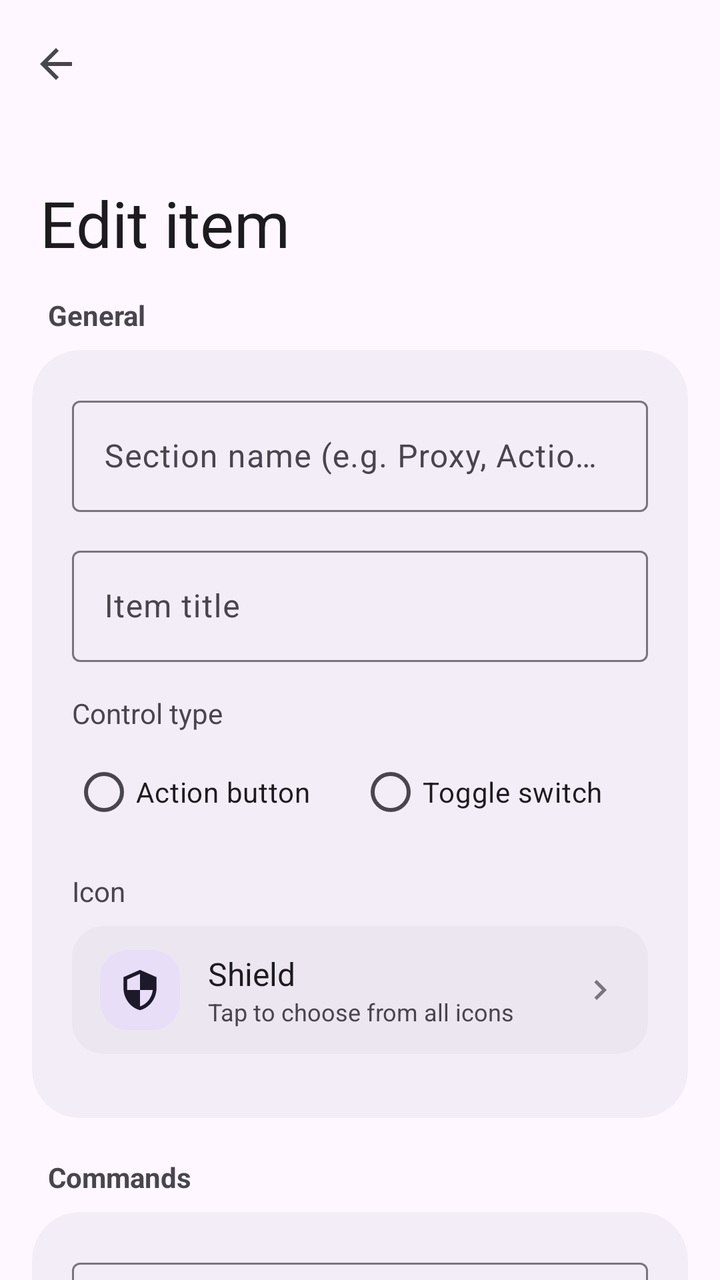
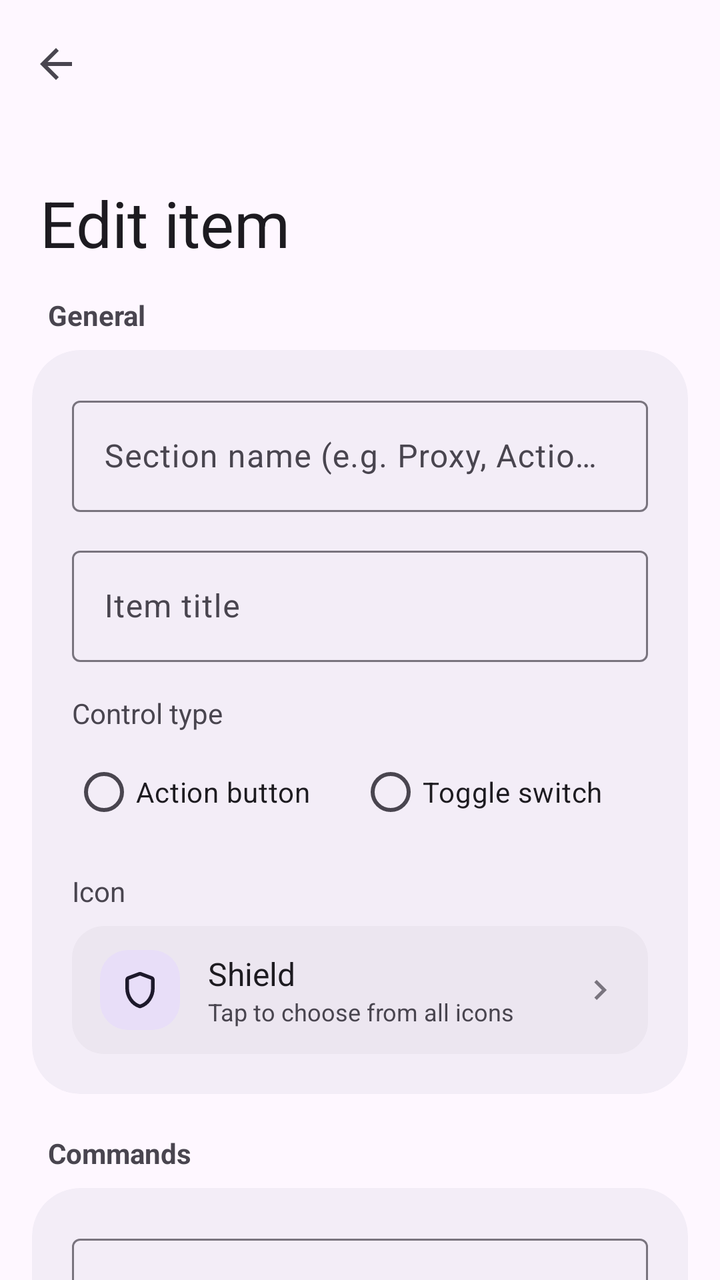

Before-and-after screenshots of an Android layout around one commit, followed by the original layout XML and the change that was made.
<!-- AndroidManifest.xml: activity theme Theme.Xray -->
<!-- res/layout/activity_edit_item.xml -->
<?xml version="1.0" encoding="utf-8"?>
<androidx.coordinatorlayout.widget.CoordinatorLayout
    xmlns:android="http://schemas.android.com/apk/res/android"
    xmlns:app="http://schemas.android.com/apk/res-auto"
    android:id="@+id/root_layout"
    android:layout_width="match_parent"
    android:layout_height="match_parent"
    android:background="?attr/colorSurface">

    
    <com.google.android.material.appbar.AppBarLayout
        android:id="@+id/appbar"
        android:layout_width="match_parent"
        android:layout_height="wrap_content"
        android:background="?attr/colorSurface"
        app:elevation="0dp">

        <com.google.android.material.appbar.CollapsingToolbarLayout
            android:id="@+id/collapsing_toolbar"
            android:layout_width="match_parent"
            android:layout_height="140dp"
            app:layout_scrollFlags="scroll|exitUntilCollapsed|snap"
            app:title="Edit item"
            app:titleCollapseMode="fade"
            app:expandedTitleTextAppearance="?attr/textAppearanceHeadlineLarge"
            app:collapsedTitleTextAppearance="?attr/textAppearanceTitleLarge"
            app:expandedTitleMarginStart="20dp"
            app:expandedTitleMarginBottom="16dp">

            <com.google.android.material.appbar.MaterialToolbar
                android:id="@+id/toolbar"
                android:layout_width="match_parent"
                android:layout_height="?attr/actionBarSize"
                app:navigationIcon="?attr/homeAsUpIndicator"
                app:layout_collapseMode="pin" />

        </com.google.android.material.appbar.CollapsingToolbarLayout>

    </com.google.android.material.appbar.AppBarLayout>

    <androidx.core.widget.NestedScrollView
        android:id="@+id/nested_scroll_view"
        android:layout_width="match_parent"
        android:layout_height="match_parent"
        app:layout_behavior="@string/appbar_scrolling_view_behavior"
        android:clipToPadding="false"
        android:fillViewport="true">

        <LinearLayout
            android:id="@+id/scroll_content"
            android:layout_width="match_parent"
            android:layout_height="wrap_content"
            android:orientation="vertical"
            android:paddingStart="16dp"
            android:paddingEnd="16dp"
            android:paddingTop="8dp"
            android:paddingBottom="40dp">

            
            <TextView
                android:layout_width="wrap_content"
                android:layout_height="wrap_content"
                android:text="General"
                android:paddingStart="8dp"
                android:paddingEnd="8dp"
                android:paddingBottom="8dp"
                android:textSize="14sp"
                android:textStyle="bold"
                android:textColor="?attr/colorOnSurfaceVariant" />

            <com.google.android.material.card.MaterialCardView
                android:layout_width="match_parent"
                android:layout_height="wrap_content"
                app:cardCornerRadius="24dp"
                app:cardElevation="0dp"
                app:strokeWidth="0dp"
                app:cardBackgroundColor="?attr/colorSurfaceContainer"
                android:layout_marginBottom="20dp">

                <LinearLayout
                    android:layout_width="match_parent"
                    android:layout_height="wrap_content"
                    android:orientation="vertical"
                    android:padding="20dp">

                    
                    <com.google.android.material.textfield.TextInputLayout
                        android:id="@+id/layout_section_name"
                        android:layout_width="match_parent"
                        android:layout_height="wrap_content"
                        android:hint="Section name (e.g. Proxy, Actions)"
                        style="@style/Widget.Material3.TextInputLayout.OutlinedBox">

                        <com.google.android.material.textfield.TextInputEditText
                            android:id="@+id/edit_section_name"
                            android:layout_width="match_parent"
                            android:layout_height="wrap_content"
                            android:singleLine="true" />

                    </com.google.android.material.textfield.TextInputLayout>

                    
                    <com.google.android.material.textfield.TextInputLayout
                        android:id="@+id/layout_item_title"
                        android:layout_width="match_parent"
                        android:layout_height="wrap_content"
                        android:layout_marginTop="14dp"
                        android:hint="Item title"
                        style="@style/Widget.Material3.TextInputLayout.OutlinedBox">

                        <com.google.android.material.textfield.TextInputEditText
                            android:id="@+id/edit_item_title"
                            android:layout_width="match_parent"
                            android:layout_height="wrap_content"
                            android:singleLine="true" />

                    </com.google.android.material.textfield.TextInputLayout>

                    
                    <LinearLayout
                        android:id="@+id/layout_control_type_wrapper"
                        android:layout_width="match_parent"
                        android:layout_height="wrap_content"
                        android:layout_marginTop="16dp"
                        android:orientation="vertical">

                        <TextView
                            android:layout_width="wrap_content"
                            android:layout_height="wrap_content"
                            android:text="Control type"
                            android:textSize="14sp"
                            android:textColor="?attr/colorOnSurfaceVariant" />

                        <RadioGroup
                            android:id="@+id/group_item_type"
                            android:layout_width="match_parent"
                            android:layout_height="wrap_content"
                            android:layout_marginTop="6dp"
                            android:orientation="horizontal">

                            <com.google.android.material.radiobutton.MaterialRadioButton
                                android:id="@+id/radio_button"
                                android:layout_width="wrap_content"
                                android:layout_height="wrap_content"
                                android:text="Action button" />

                            <com.google.android.material.radiobutton.MaterialRadioButton
                                android:id="@+id/radio_switch"
                                android:layout_width="wrap_content"
                                android:layout_height="wrap_content"
                                android:layout_marginStart="24dp"
                                android:text="Toggle switch" />

                        </RadioGroup>

                    </LinearLayout>

                    
                    <TextView
                        android:layout_width="wrap_content"
                        android:layout_height="wrap_content"
                        android:layout_marginTop="16dp"
                        android:text="Icon"
                        android:textSize="14sp"
                        android:textColor="?attr/colorOnSurfaceVariant" />

                    
                    <LinearLayout
                        android:id="@+id/row_select_icon"
                        android:layout_width="match_parent"
                        android:layout_height="64dp"
                        android:layout_marginTop="8dp"
                        android:orientation="horizontal"
                        android:gravity="center_vertical"
                        android:paddingStart="14dp"
                        android:paddingEnd="14dp"
                        android:background="@drawable/bg_picker_row"
                        android:clickable="true"
                        android:focusable="true">

                        <FrameLayout
                            android:layout_width="40dp"
                            android:layout_height="40dp"
                            android:background="@drawable/bg_icon_avatar">

                            <ImageView
                                android:id="@+id/img_selected_icon"
                                android:layout_width="22dp"
                                android:layout_height="22dp"
                                android:layout_gravity="center"
                                android:src="@drawable/ic_shield"
                                app:tint="?attr/colorOnSecondaryContainer" />

                        </FrameLayout>

                        <LinearLayout
                            android:layout_width="0dp"
                            android:layout_height="wrap_content"
                            android:layout_weight="1"
                            android:layout_marginStart="14dp"
                            android:orientation="vertical">

                            <TextView
                                android:id="@+id/text_selected_icon_name"
                                android:layout_width="wrap_content"
                                android:layout_height="wrap_content"
                                android:text="Shield"
                                android:textSize="16sp"
                                android:textColor="?attr/colorOnSurface" />

                            <TextView
                                android:layout_width="wrap_content"
                                android:layout_height="wrap_content"
                                android:text="Tap to choose from all icons"
                                android:textSize="12sp"
                                android:textColor="?attr/colorOnSurfaceVariant" />

                        </LinearLayout>

                        <ImageView
                            android:layout_width="20dp"
                            android:layout_height="20dp"
                            android:src="@drawable/ic_chevron_right"
                            app:tint="?attr/colorOutline" />

                    </LinearLayout>

                    
                    <HorizontalScrollView
                        android:layout_width="match_parent"
                        android:layout_height="wrap_content"
                        android:layout_marginTop="12dp"
                        android:scrollbars="none">

                        <LinearLayout
                            android:id="@+id/container_quick_icons"
                            android:layout_width="wrap_content"
                            android:layout_height="wrap_content"
                            android:orientation="horizontal" />

                    </HorizontalScrollView>

                </LinearLayout>

            </com.google.android.material.card.MaterialCardView>

            
            <TextView
                android:layout_width="wrap_content"
                android:layout_height="wrap_content"
                android:text="Commands"
                android:paddingStart="8dp"
                android:paddingEnd="8dp"
                android:paddingBottom="8dp"
                android:textSize="14sp"
                android:textStyle="bold"
                android:textColor="?attr/colorOnSurfaceVariant" />

            <com.google.android.material.card.MaterialCardView
                android:layout_width="match_parent"
                android:layout_height="wrap_content"
                app:cardCornerRadius="24dp"
                app:cardElevation="0dp"
                app:strokeWidth="0dp"
                app:cardBackgroundColor="?attr/colorSurfaceContainer"
                android:layout_marginBottom="20dp">

                <LinearLayout
                    android:layout_width="match_parent"
                    android:layout_height="wrap_content"
                    android:orientation="vertical"
                    android:padding="20dp">

                    
                    <com.google.android.material.textfield.TextInputLayout
                        android:id="@+id/layout_on_cmd"
                        android:layout_width="match_parent"
                        android:layout_height="wrap_content"
                        android:hint="Trigger / On command"
                        style="@style/Widget.Material3.TextInputLayout.OutlinedBox">

                        <com.google.android.material.textfield.TextInputEditText
                            android:id="@+id/edit_on_cmd"
                            android:layout_width="match_parent"
                            android:layout_height="wrap_content"
                            android:typeface="monospace"
                            android:inputType="textMultiLine" />

                    </com.google.android.material.textfield.TextInputLayout>

                    
                    <com.google.android.material.textfield.TextInputLayout
                        android:id="@+id/layout_off_cmd"
                        android:layout_width="match_parent"
                        android:layout_height="wrap_content"
                        android:layout_marginTop="14dp"
                        android:hint="Off command"
                        android:visibility="gone"
                        style="@style/Widget.Material3.TextInputLayout.OutlinedBox">

                        <com.google.android.material.textfield.TextInputEditText
                            android:id="@+id/edit_off_cmd"
                            android:layout_width="match_parent"
                            android:layout_height="wrap_content"
                            android:typeface="monospace"
                            android:inputType="textMultiLine" />

                    </com.google.android.material.textfield.TextInputLayout>

                    
                    <com.google.android.material.textfield.TextInputLayout
                        android:id="@+id/layout_process_name"
                        android:layout_width="match_parent"
                        android:layout_height="wrap_content"
                        android:layout_marginTop="14dp"
                        android:hint="Process name (e.g. xray)"
                        android:visibility="gone"
                        style="@style/Widget.Material3.TextInputLayout.OutlinedBox">

                        <com.google.android.material.textfield.TextInputEditText
                            android:id="@+id/edit_process_name"
                            android:layout_width="match_parent"
                            android:layout_height="wrap_content"
                            android:typeface="monospace"
                            android:inputType="text" />

                    </com.google.android.material.textfield.TextInputLayout>

                    
                    <com.google.android.material.textfield.TextInputLayout
                        android:id="@+id/layout_state_check_cmd"
                        android:layout_width="match_parent"
                        android:layout_height="wrap_content"
                        android:layout_marginTop="14dp"
                        android:hint="State check command (exit 0 = ON)"
                        android:visibility="gone"
                        style="@style/Widget.Material3.TextInputLayout.OutlinedBox">

                        <com.google.android.material.textfield.TextInputEditText
                            android:id="@+id/edit_state_check_cmd"
                            android:layout_width="match_parent"
                            android:layout_height="wrap_content"
                            android:typeface="monospace"
                            android:inputType="textMultiLine" />

                    </com.google.android.material.textfield.TextInputLayout>

                    
                    <com.google.android.material.textfield.TextInputLayout
                        android:id="@+id/layout_summary_cmd"
                        android:layout_width="match_parent"
                        android:layout_height="wrap_content"
                        android:layout_marginTop="14dp"
                        android:hint="Dynamic summary command (stdout output)"
                        app:helperText="Leave empty to display no subtitle description"
                        app:helperTextEnabled="true"
                        style="@style/Widget.Material3.TextInputLayout.OutlinedBox">

                        <com.google.android.material.textfield.TextInputEditText
                            android:id="@+id/edit_summary_cmd"
                            android:layout_width="match_parent"
                            android:layout_height="wrap_content"
                            android:typeface="monospace"
                            android:inputType="textMultiLine" />

                    </com.google.android.material.textfield.TextInputLayout>

                    
                    <com.google.android.material.textfield.TextInputLayout
                        android:id="@+id/layout_disable_condition_cmd"
                        android:layout_width="match_parent"
                        android:layout_height="wrap_content"
                        android:layout_marginTop="14dp"
                        android:hint="Disable condition command (exit 0 = Disabled)"
                        app:helperText="When exit code is 0, this row is disabled"
                        app:helperTextEnabled="true"
                        style="@style/Widget.Material3.TextInputLayout.OutlinedBox">

                        <com.google.android.material.textfield.TextInputEditText
                            android:id="@+id/edit_disable_condition_cmd"
                            android:layout_width="match_parent"
                            android:layout_height="wrap_content"
                            android:typeface="monospace"
                            android:inputType="textMultiLine" />

                    </com.google.android.material.textfield.TextInputLayout>

                </LinearLayout>

            </com.google.android.material.card.MaterialCardView>

            
            <com.google.android.material.button.MaterialButton
                android:id="@+id/btn_delete_item"
                android:layout_width="match_parent"
                android:layout_height="52dp"
                android:text="Delete item"
                android:textColor="?attr/colorError"
                app:icon="@drawable/ic_delete"
                app:iconTint="?attr/colorError"
                app:iconGravity="textStart"
                app:cornerRadius="16dp"
                android:visibility="gone"
                style="@style/Widget.Material3.Button.TonalButton" />

        </LinearLayout>

    </androidx.core.widget.NestedScrollView>

</androidx.coordinatorlayout.widget.CoordinatorLayout>
<!-- resources referenced by this layout -->
<resources>
  <!-- drawable bg_icon_avatar (drawable) -->
  <?xml version="1.0" encoding="utf-8"?>
  <shape xmlns:android="http://schemas.android.com/apk/res/android"
      android:shape="rectangle">
      <corners android:radius="14dp" />
      <solid android:color="?attr/colorSecondaryContainer" />
  </shape>
  <!-- drawable bg_picker_row (drawable) -->
  <?xml version="1.0" encoding="utf-8"?>
  <ripple xmlns:android="http://schemas.android.com/apk/res/android"
      android:color="?attr/colorControlHighlight">
      <item>
          <shape android:shape="rectangle">
              <corners android:radius="16dp" />
              <solid android:color="?attr/colorSurfaceContainerHigh" />
          </shape>
      </item>
  </ripple>
  <!-- drawable ic_chevron_right (drawable) -->
  <vector xmlns:android="http://schemas.android.com/apk/res/android"
      android:width="24dp"
      android:height="24dp"
      android:viewportWidth="24"
      android:viewportHeight="24">
      <path
          android:fillColor="#FFFFFFFF"
          android:pathData="M10,6L8.59,7.41 13.17,12l-4.58,4.59L10,18l6,-6z"/>
  </vector>
  <!-- drawable ic_delete (drawable) -->
  <vector xmlns:android="http://schemas.android.com/apk/res/android"
      android:width="24dp"
      android:height="24dp"
      android:viewportWidth="24"
      android:viewportHeight="24">
      <path
          android:fillColor="?attr/colorError"
          android:pathData="M6,19c0,1.1 0.9,2 2,2h8c1.1,0 2,-0.9 2,-2V7H6v12zM19,4h-3.5l-1,-1h-5l-1,1H5v2h14V4z"/>
  </vector>
  <!-- drawable ic_shield (drawable) -->
  <vector xmlns:android="http://schemas.android.com/apk/res/android"
      android:width="24dp"
      android:height="24dp"
      android:viewportWidth="24"
      android:viewportHeight="24">
      <path
          android:fillColor="#FFFFFFFF"
          android:pathData="M12,1L3,5v6c0,5.55 3.84,10.74 9,12c5.16,-1.26 9,-6.45 9,-12V5l-9,-4zm0,10.99h7c-0.53,4.12 -3.28,7.79 -7,8.94V12H5V6.3l7,-3.11v8.8z"/>
  </vector>
  <style name="Theme.Xray" parent="Theme.Material3.DayNight.NoActionBar">
          <item name="android:statusBarColor">@android:color/transparent</item>
          <item name="android:navigationBarColor">@android:color/transparent</item>
          <item name="android:windowLightStatusBar">true</item>
          <item name="android:windowLightNavigationBar">true</item>
      </style>
</resources>

<!-- the commit's change to res/layout/activity_edit_item.xml (unified diff, before → after) -->
@@ -224,21 +224,6 @@
                             app:tint="?attr/colorOutline" />
 
                     </LinearLayout>
-
-                    
-                    <HorizontalScrollView
-                        android:layout_width="match_parent"
-                        android:layout_height="wrap_content"
-                        android:layout_marginTop="12dp"
-                        android:scrollbars="none">
-
-                        <LinearLayout
-                            android:id="@+id/container_quick_icons"
-                            android:layout_width="wrap_content"
-                            android:layout_height="wrap_content"
-                            android:orientation="horizontal" />
-
-                    </HorizontalScrollView>
 
                 </LinearLayout>
 
<!-- resource entries referenced after the edit -->
@@ -39,15 +39,7 @@
           android:pathData="M6,19c0,1.1 0.9,2 2,2h8c1.1,0 2,-0.9 2,-2V7H6v12zM19,4h-3.5l-1,-1h-5l-1,1H5v2h14V4z"/>
   </vector>
   <!-- drawable ic_shield (drawable) -->
-  <vector xmlns:android="http://schemas.android.com/apk/res/android"
-      android:width="24dp"
-      android:height="24dp"
-      android:viewportWidth="24"
-      android:viewportHeight="24">
-      <path
-          android:fillColor="#FFFFFFFF"
-          android:pathData="M12,1L3,5v6c0,5.55 3.84,10.74 9,12c5.16,-1.26 9,-6.45 9,-12V5l-9,-4zm0,10.99h7c-0.53,4.12 -3.28,7.79 -7,8.94V12H5V6.3l7,-3.11v8.8z"/>
-  </vector>
+  ﻿<vector xmlns:android="http://schemas.android.com/apk/res/android"     android:width="24dp"     android:height="24dp"     android:viewportWidth="960"     android:viewportHeight="960" >   <path       android:fillColor="@android:color/white"       android:pathData="M480,876Q473,876 467,875Q461,874 455,872Q320,827 240,705.5Q160,584 160,444L160,255Q160,230 174.5,210Q189,190 212,181L452,91Q466,86 480,86Q494,86 508,91L748,181Q771,190 785.5,210Q800,230 800,255L800,444Q800,584 720,705.5Q640,827 505,872Q499,874 493,875Q487,876 480,876ZM480,796Q584,763 652,664Q720,565 720,444L720,255Q720,255 720,255Q720,255 720,255L480,165Q480,165 480,165Q480,165 480,165L240,255Q240,255 240,255Q240,255 240,255L240,444Q240,565 308,664Q376,763 480,796ZM480,480Q480,480 480,480Q480,480 480,480L480,480Q480,480 480,480Q480,480 480,480L480,480Q480,480 480,480Q480,480 480,480L480,480Q480,480 480,480Q480,480 480,480L480,480Q480,480 480,480Q480,480 480,480Z"/> </vector>
   <style name="Theme.Xray" parent="Theme.Material3.DayNight.NoActionBar">
           <item name="android:statusBarColor">@android:color/transparent</item>
           <item name="android:navigationBarColor">@android:color/transparent</item>
